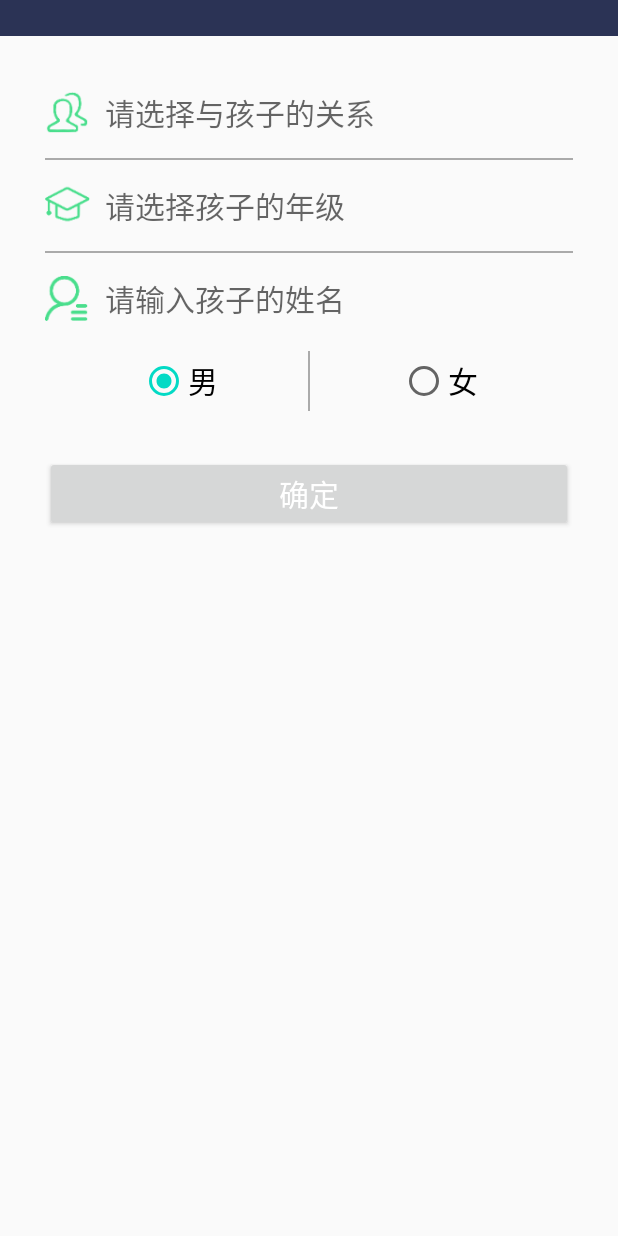
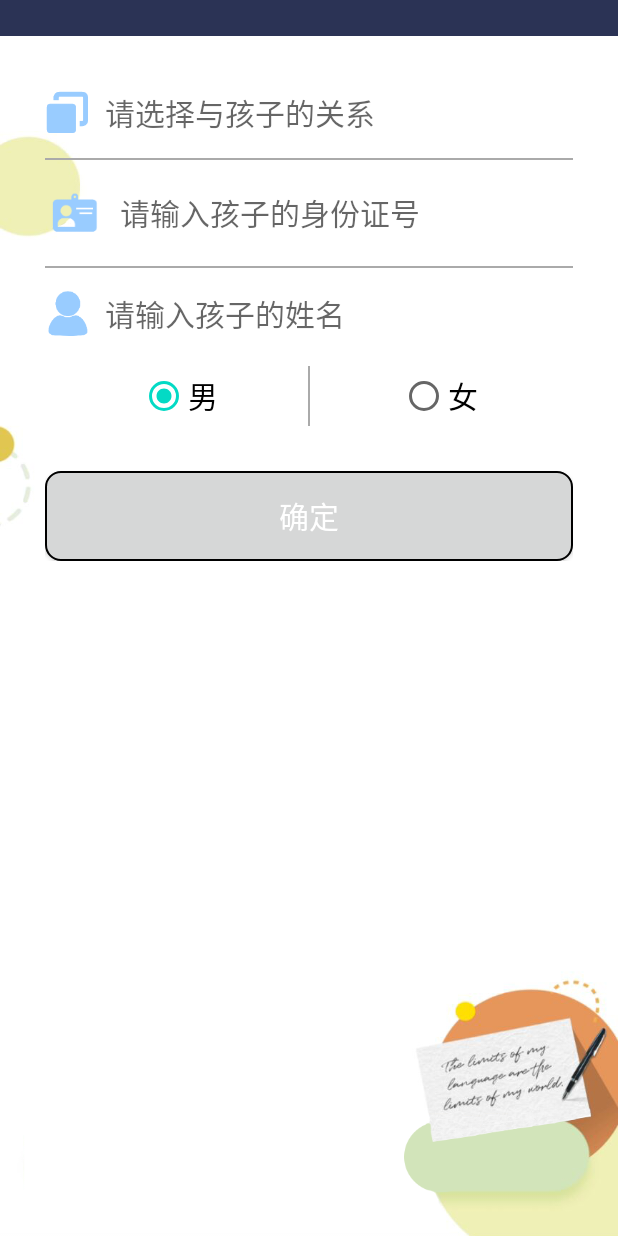
Before and after one commit to 2018011829/kindergarten, an Android app: the AddChildActivity screen opened directly, with no data from a screen before it, on a phone screen of 412 x 824 dp. Run offline under Robolectric (Android 15) with nearby library versions, the phone set to English and light mode, and no system bars; libraries missing offline, so code that uses them is left out: com.contrarywind.adapter, com.contrarywind.listener, com.contrarywind.view.

Commit message:
lg提交与个人信息主页部分相关的报名信息与添加孩子选择孩子部分的代码

```diff
--- a/android/kindergarten/app/src/main/java/com/example/myapplication/main/adapter/MyAdapter.java
+++ b/android/kindergarten/app/src/main/java/com/example/myapplication/main/adapter/MyAdapter.java
@@ -61,6 +61,11 @@ public class MyAdapter extends BaseAdapter {
         ApplyInfo applyInfo=data.get(i);
         holder.tvBabyName.setText(applyInfo.getBabyName());
         holder.tvBabySex.setText(applyInfo.getBabySex());
+        if (applyInfo.getBabySex().equals("男")){
+            holder.iv.setImageResource(R.drawable.boy);
+        }else{
+            holder.iv.setImageResource(R.drawable.girl);
+        }
         holder.tvBabyBirthday.setText(applyInfo.getBabyBirthday());
         holder.linearLayout.setOnClickListener(new View.OnClickListener() {
             @Override
--- a/android/kindergarten/app/src/main/java/com/example/myapplication/main/fragment/MyFragment.java
+++ b/android/kindergarten/app/src/main/java/com/example/myapplication/main/fragment/MyFragment.java
@@ -63,7 +63,7 @@ public class MyFragment extends Fragment {
     private ImageView ivUserPic;
 
 
-
+    private static String phone=ConfigUtil.PHONE;
     private View view;
     private RelativeLayout addChild;
     private LinearLayout chooseChild;
@@ -140,6 +140,7 @@ public class MyFragment extends Fragment {
         findViews();
         //个人信息填充
         getUserMsg();
+        Log.e("phone",phone);
 
         queryChildren();
 
@@ -151,7 +152,7 @@ public class MyFragment extends Fragment {
      */
     private void getUserMsg() {
         FormBody.Builder builder = new FormBody.Builder();
-        builder.add("phone", ConfigUtil.PHONE);
+        builder.add("phone", phone);
         FormBody formBody = builder.build();
         Request request = new Request.Builder()
                 .post(formBody)
--- a/android/kindergarten/app/src/main/res/layout/activity_add_child.xml
+++ b/android/kindergarten/app/src/main/res/layout/activity_add_child.xml
@@ -3,6 +3,7 @@
     android:fitsSystemWindows="true"
     android:layout_width="match_parent"
     android:layout_height="match_parent"
+    android:background="@mipmap/bckapply"
     xmlns:android="http://schemas.android.com/apk/res/android">
 
     <LinearLayout
@@ -23,7 +24,7 @@
             <ImageView
                 android:layout_width="30dp"
                 android:layout_height="30dp"
-                android:src="@mipmap/baby_relation"/>
+                android:src="@mipmap/view_relationship"/>
             <TextView
                 android:id="@+id/tv_relation_child"
                 android:textSize="20sp"
@@ -45,13 +46,14 @@
             android:layout_width="match_parent"
             android:layout_height="wrap_content">
             <ImageView
-                android:layout_width="30dp"
-                android:layout_height="30dp"
-                android:src="@mipmap/baby_out"/>
-            <TextView
-                android:id="@+id/tv_class_child"
+                android:layout_width="40dp"
+                android:layout_height="40dp"
+                android:src="@mipmap/identify"/>
+            <EditText
+                android:id="@+id/tv_child_id"
                 android:textSize="20sp"
-                android:hint="请选择孩子的年级"
+                android:hint="请输入孩子的身份证号"
+                android:background="@android:color/white"
                 android:layout_marginLeft="10dp"
                 android:layout_width="match_parent"
                 android:layout_height="wrap_content"/>
@@ -71,11 +73,11 @@
             <ImageView
                 android:layout_width="30dp"
                 android:layout_height="30dp"
-                android:src="@mipmap/baby_name"/>
+                android:src="@mipmap/child_name"/>
             <EditText
                 android:id="@+id/edt_child_name"
                 android:textSize="20sp"
-                android:background="#FAFAFA"
+                android:background="@android:color/white"
                 android:hint="请输入孩子的姓名"
                 android:layout_marginLeft="10dp"
                 android:layout_width="match_parent"
@@ -117,7 +119,8 @@
             android:textSize="20sp"
             android:layout_marginTop="30dp"
             android:layout_width="match_parent"
-            android:layout_height="wrap_content"
-            android:textColor="@android:color/white"/>
+            android:layout_height="60dp"
+            android:textColor="@android:color/white"
+            android:background="@drawable/apply_button1"/>
     </LinearLayout>
 </ScrollView>
--- a/android/kindergarten/app/src/main/res/layout/activity_show_apply_info.xml
+++ b/android/kindergarten/app/src/main/res/layout/activity_show_apply_info.xml
@@ -3,6 +3,7 @@
     xmlns:tools="http://schemas.android.com/tools"
     android:layout_width="match_parent"
     android:layout_height="match_parent"
+    android:background="@mipmap/bckapply"
     tools:context=".main.activity.my.ShowApplyInfoActivity">
 
     <LinearLayout
@@ -231,6 +232,7 @@
 
         <LinearLayout
             android:layout_marginTop="15dp"
+            android:layout_marginBottom="30dp"
             android:layout_width="match_parent"
             android:layout_height="wrap_content"
             android:orientation="vertical"
```
Also changed, not shown: android/kindergarten/app/src/main/AndroidManifest.xml (+5 -4 lines), android/kindergarten/app/src/main/java/com/example/myapplication/main/activity/my/AddChildActivity.java (+32 -50 lines), android/kindergarten/app/src/main/res/layout/activity_apply_info.xml (+11 -3 lines), android/kindergarten/app/src/main/res/layout/list_item_about_applyinfo.xml (+13 -8 lines), android/kindergarten/app/src/main/res/mipmap-xxxhdpi/baby_name.png (deleted), android/kindergarten/app/src/main/res/mipmap-xxxhdpi/baby_out.png (deleted), android/kindergarten/app/src/main/res/mipmap-xxxhdpi/baby_relation.png (deleted), android/kindergarten/app/src/main/res/mipmap-xxxhdpi/child_name.png (added), android/kindergarten/app/src/main/res/mipmap-xxxhdpi/identify.png (added), android/kindergarten/app/src/main/res/mipmap-xxxhdpi/view_relationship.png (added), 559 other files.
